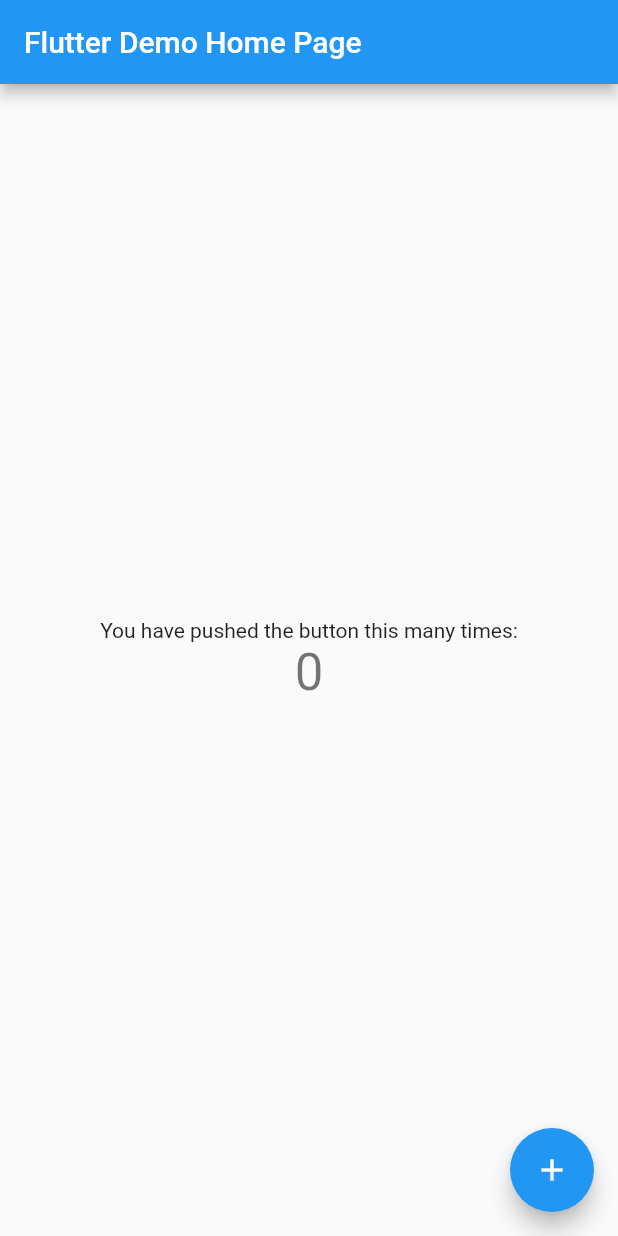
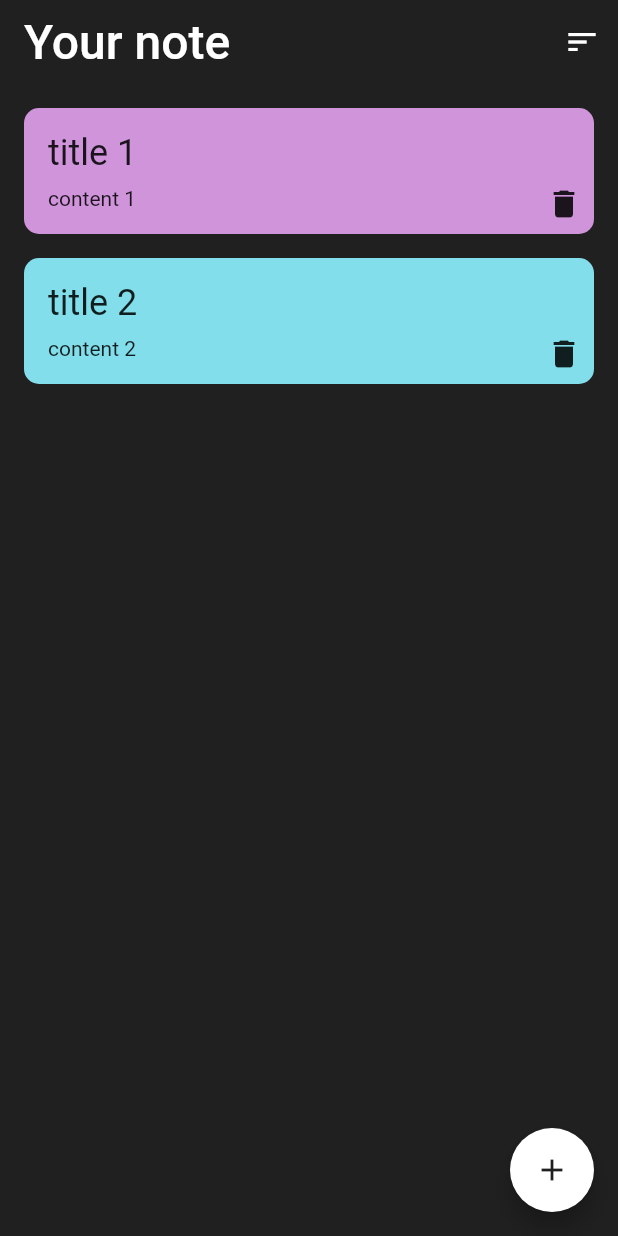
Before and after one commit to wyongjae/note_app_clone, a Flutter app: the screen it shows after launch, on a phone screen of 412 x 824 dp. Run offline on Flutter 3.47's test engine with Material 2 defaults, Android fonts, the phone set to English and light mode, and no system bars; our stand-ins replace freezed_annotation, sqflite; accounts and stored records are empty; generated files the repository leaves out were written again.

Commit message:
1. Add: NoteItem & make NotesScreen ui 2. Add: colors.dart

```diff
--- a/lib/main.dart
+++ b/lib/main.dart
@@ -1,4 +1,6 @@
 import 'package:flutter/material.dart';
+import 'package:note_app_clone/presentation/notes/notes_screen.dart';
+import 'package:note_app_clone/ui/colors.dart';
 
 void main() {
   runApp(const MyApp());
@@ -13,103 +15,18 @@
     return MaterialApp(
       title: 'Flutter Demo',
       theme: ThemeData(
-        // This is the theme of your application.
-        //
-        // Try running your application with "flutter run". You'll see the
-        // application has a blue toolbar. Then, without quitting the app, try
-        // changing the primarySwatch below to Colors.green and then invoke
-        // "hot reload" (press "r" in the console where you ran "flutter run",
-        // or simply save your changes to "hot reload" in a Flutter IDE).
-        // Notice that the counter didn't reset back to zero; the application
-        // is not restarted.
-        primarySwatch: Colors.blue,
+        primaryColor: Colors.white,
+        canvasColor: darkGray,
+        floatingActionButtonTheme:
+            Theme.of(context).floatingActionButtonTheme.copyWith(
+                  backgroundColor: Colors.white,
+                  foregroundColor: darkGray,
+                ),
+        appBarTheme: Theme.of(context).appBarTheme.copyWith(
+              backgroundColor: darkGray,
+            ),
       ),
-      home: const MyHomePage(title: 'Flutter Demo Home Page'),
+      home: const NotesScreen(),
     );
   }
 }
-
-class MyHomePage extends StatefulWidget {
-  const MyHomePage({super.key, required this.title});
-
-  // This widget is the home page of your application. It is stateful, meaning
-  // that it has a State object (defined below) that contains fields that affect
-  // how it looks.
-
-  // This class is the configuration for the state. It holds the values (in this
-  // case the title) provided by the parent (in this case the App widget) and
-  // used by the build method of the State. Fields in a Widget subclass are
-  // always marked "final".
-
-  final String title;
-
-  @override
-  State<MyHomePage> createState() => _MyHomePageState();
-}
-
-class _MyHomePageState extends State<MyHomePage> {
-  int _counter = 0;
-
-  void _incrementCounter() {
-    setState(() {
-      // This call to setState tells the Flutter framework that something has
-      // changed in this State, which causes it to rerun the build method below
-      // so that the display can reflect the updated values. If we changed
-      // _counter without calling setState(), then the build method would not be
-      // called again, and so nothing would appear to happen.
-      _counter++;
-    });
-  }
-
-  @override
-  Widget build(BuildContext context) {
-    // This method is rerun every time setState is called, for instance as done
-    // by the _incrementCounter method above.
-    //
-    // The Flutter framework has been optimized to make rerunning build methods
-    // fast, so that you can just rebuild anything that needs updating rather
-    // than having to individually change instances of widgets.
-    return Scaffold(
-      appBar: AppBar(
-        // Here we take the value from the MyHomePage object that was created by
-        // the App.build method, and use it to set our appbar title.
-        title: Text(widget.title),
-      ),
-      body: Center(
-        // Center is a layout widget. It takes a single child and positions it
-        // in the middle of the parent.
-        child: Column(
-          // Column is also a layout widget. It takes a list of children and
-          // arranges them vertically. By default, it sizes itself to fit its
-          // children horizontally, and tries to be as tall as its parent.
-          //
-          // Invoke "debug painting" (press "p" in the console, choose the
-          // "Toggle Debug Paint" action from the Flutter Inspector in Android
-          // Studio, or the "Toggle Debug Paint" command in Visual Studio Code)
-          // to see the wireframe for each widget.
-          //
-          // Column has various properties to control how it sizes itself and
-          // how it positions its children. Here we use mainAxisAlignment to
-          // center the children vertically; the main axis here is the vertical
-          // axis because Columns are vertical (the cross axis would be
-          // horizontal).
-          mainAxisAlignment: MainAxisAlignment.center,
-          children: <Widget>[
-            const Text(
-              'You have pushed the button this many times:',
-            ),
-            Text(
-              '$_counter',
-              style: Theme.of(context).textTheme.headlineMedium,
-            ),
-          ],
-        ),
-      ),
-      floatingActionButton: FloatingActionButton(
-        onPressed: _incrementCounter,
-        tooltip: 'Increment',
-        child: const Icon(Icons.add),
-      ), // This trailing comma makes auto-formatting nicer for build methods.
-    );
-  }
-}
--- /dev/null
+++ b/lib/presentation/notes/components/note_item.dart
@@ -0,0 +1,64 @@
+import 'package:flutter/material.dart';
+import 'package:note_app_clone/domain/model/note.dart';
+
+class NoteItem extends StatelessWidget {
+  final Note note;
+  final Function? onDeleteTap;
+
+  const NoteItem({
+    Key? key,
+    required this.note,
+    this.onDeleteTap,
+  }) : super(key: key);
+
+  @override
+  Widget build(BuildContext context) {
+    return Padding(
+      padding: const EdgeInsets.all(8.0),
+      child: Stack(
+        children: [
+          Container(
+            width: double.maxFinite,
+            padding: const EdgeInsets.all(16),
+            decoration: BoxDecoration(
+              borderRadius: BorderRadius.circular(10),
+              color: Color(note.color),
+            ),
+            child: Column(
+              crossAxisAlignment: CrossAxisAlignment.start,
+              children: [
+                Text(
+                  note.title,
+                  style: Theme.of(context).textTheme.headlineSmall,
+                  maxLines: 1,
+                  overflow: TextOverflow.ellipsis,
+                ),
+                const SizedBox(
+                  height: 8,
+                ),
+                Text(
+                  note.content,
+                  style: Theme.of(context).textTheme.bodyMedium,
+                  maxLines: 3,
+                  overflow: TextOverflow.ellipsis,
+                ),
+              ],
+            ),
+          ),
+          Positioned(
+            bottom: 8,
+            right: 8,
+            child: GestureDetector(
+              onTap: () {
+                onDeleteTap?.call();
+              },
+              child: const Icon(
+                Icons.delete,
+              ),
+            ),
+          )
+        ],
+      ),
+    );
+  }
+}
--- /dev/null
+++ b/lib/presentation/notes/notes_screen.dart
@@ -0,0 +1,56 @@
+import 'package:flutter/material.dart';
+import 'package:note_app_clone/domain/model/note.dart';
+import 'package:note_app_clone/presentation/notes/components/note_item.dart';
+import 'package:note_app_clone/ui/colors.dart';
+
+class NotesScreen extends StatelessWidget {
+  const NotesScreen({Key? key}) : super(key: key);
+
+  @override
+  Widget build(BuildContext context) {
+    return Scaffold(
+      appBar: AppBar(
+        elevation: 0.0,
+        title: const Text(
+          'Your note',
+          style: TextStyle(
+            fontSize: 32,
+          ),
+        ),
+        actions: [
+          IconButton(
+            onPressed: () {},
+            icon: const Icon(Icons.sort),
+          )
+        ],
+      ),
+      floatingActionButton: FloatingActionButton(
+        onPressed: () {},
+        child: const Icon(Icons.add),
+      ),
+      body: Padding(
+        padding: const EdgeInsets.all(8.0),
+        child: ListView(
+          children: [
+            NoteItem(
+              note: Note(
+                title: 'title 1',
+                content: 'content 1',
+                color: wisteria.value,
+                timestamp: 1,
+              ),
+            ),
+            NoteItem(
+              note: Note(
+                title: 'title 2',
+                content: 'content 2',
+                color: skyBlue.value,
+                timestamp: 2,
+              ),
+            ),
+          ],
+        ),
+      ),
+    );
+  }
+}
--- /dev/null
+++ b/lib/ui/colors.dart
@@ -0,0 +1,10 @@
+import 'dart:ui';
+
+const Color roseBud = Color(0xFFFFAB91);
+const Color primrose = Color(0xFFE7ED9B);
+const Color wisteria = Color(0xFFCF94DA);
+const Color skyBlue = Color(0xFF81DEEA);
+const Color illusion = Color(0xFFF48FB1);
+
+const darkGray = Color(0xFF202020);
+const lightBlue = Color(0xFFD7E8DE);
```
